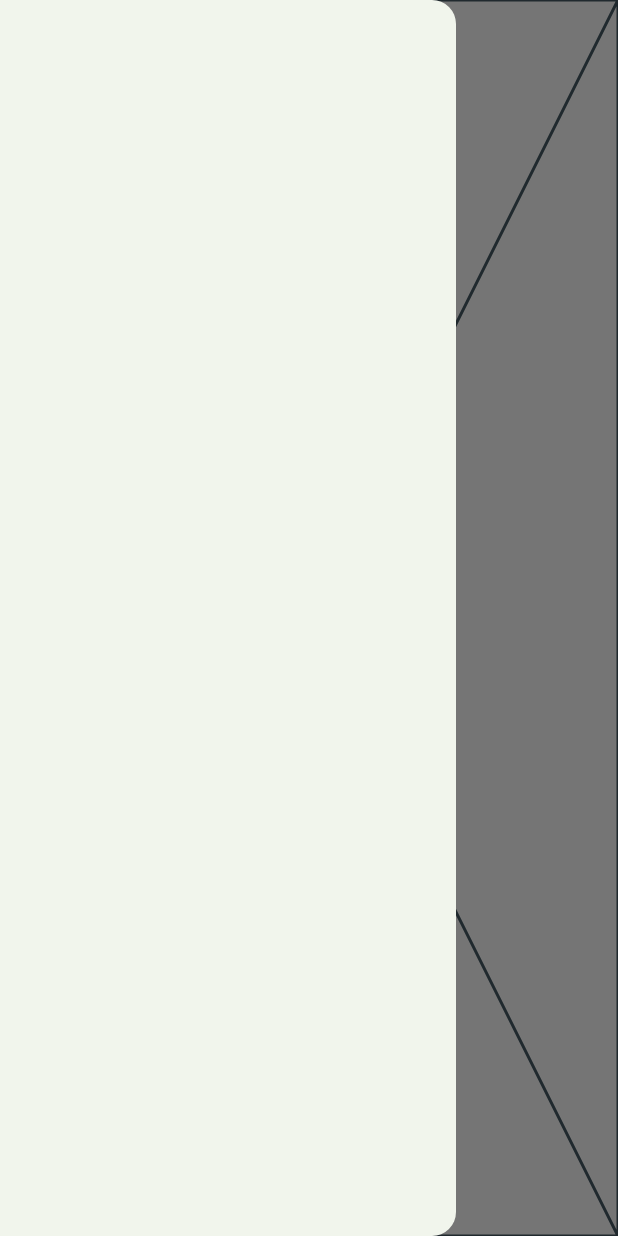
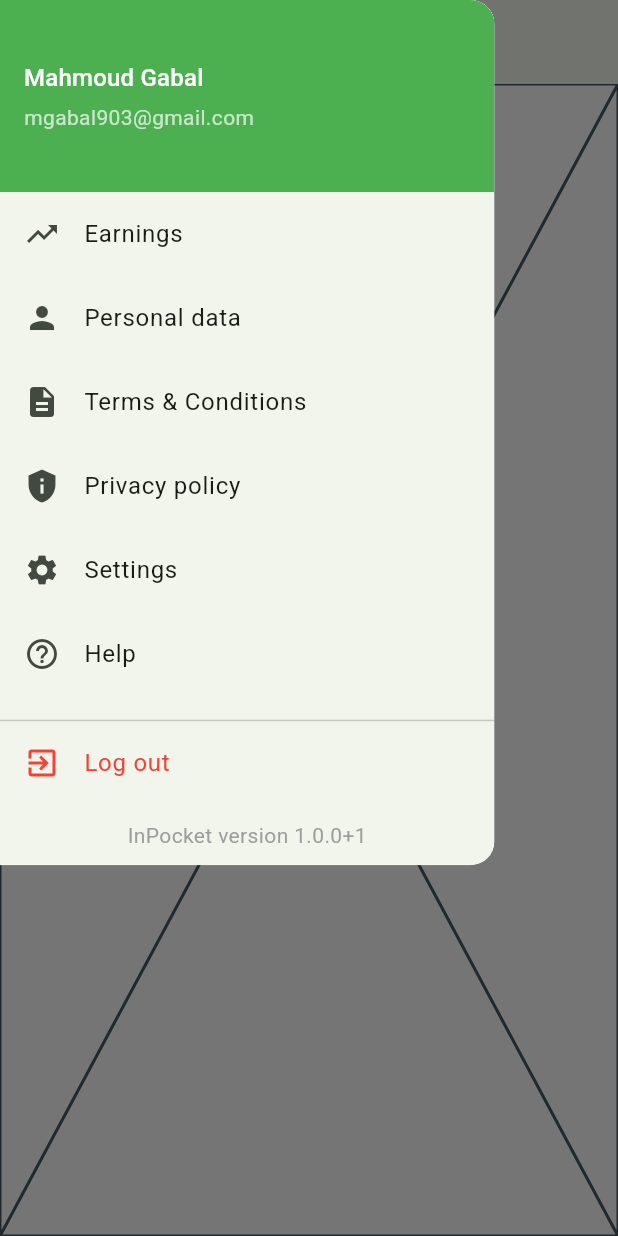
Before and after one commit to AppVanguard/Deals, a Flutter app: the HomeView screen opened by its route, with the side drawer open, on a phone screen of 412 x 824 dp. Run offline on Flutter 3.47's test engine with Material 3 defaults, Android fonts, the phone set to English and light mode, and no system bars; our stand-ins replace cloud_firestore, country_picker, dartz, dots_indicator, firebase_auth, firebase_core and 11 more; missing offline and left inert: animated_snack_bar, flutter_facebook_auth; accounts and stored records are empty; project files that could hold a hidden picture were left out.

Commit message:
Add package_info_plus dependency and implement app version display in HomeView

```diff
--- /dev/null
+++ b/lib/core/widgets/app_version_text.dart
@@ -0,0 +1,39 @@
+import 'package:flutter/material.dart';
+import 'package:in_pocket/generated/l10n.dart';
+import 'package:package_info_plus/package_info_plus.dart';
+
+class AppVersionText extends StatefulWidget {
+  const AppVersionText({super.key});
+
+  @override
+  State<AppVersionText> createState() => _AppVersionTextState();
+}
+
+class _AppVersionTextState extends State<AppVersionText> {
+  String _version = '';
+
+  @override
+  void initState() {
+    super.initState();
+    _initPackageInfo();
+  }
+
+  Future<void> _initPackageInfo() async {
+    final packageInfo = await PackageInfo.fromPlatform();
+    final version = packageInfo.version; // e.g. "1.0.0"
+    final buildNumber = packageInfo.buildNumber; // e.g. "42"
+
+    setState(() {
+      _version = '$version+$buildNumber';
+      // Or just use `version` if you don’t want the build number
+    });
+  }
+
+  @override
+  Widget build(BuildContext context) {
+    return Text(
+      _version.isEmpty ? 'Loading...' : '${S.of(context).appVersion} $_version',
+      style: const TextStyle(color: Colors.grey),
+    );
+  }
+}
--- a/lib/features/home/presentation/views/home_view.dart
+++ b/lib/features/home/presentation/views/home_view.dart
@@ -1,14 +1,27 @@
 import 'package:flutter/material.dart';
+import 'package:in_pocket/features/home/presentation/views/widgets/custom_app_drawer.dart';
 import 'package:in_pocket/features/home/presentation/views/widgets/home_view_body.dart';
 
 class HomeView extends StatelessWidget {
   const HomeView({super.key});
   static const String routeName = 'home';
+
   @override
   Widget build(BuildContext context) {
-    return const Scaffold(
-      drawer: Drawer(),
-      body: HomeViewBody(),
+    return Scaffold(
+      appBar: AppBar(
+        leading: Builder(
+          builder: (context) {
+            return IconButton(
+              icon: const Icon(Icons.menu),
+              onPressed: () => Scaffold.of(context).openDrawer(),
+            );
+          },
+        ),
+        title: const Text('Home'),
+      ),
+      drawer: const CustomAppDrawer(), // Use your custom drawer here
+      body: const HomeViewBody(),
     );
   }
 }
--- /dev/null
+++ b/lib/features/home/presentation/views/widgets/custom_app_drawer.dart
@@ -0,0 +1,123 @@
+import 'package:flutter/material.dart';
+import 'package:in_pocket/core/widgets/app_version_text.dart';
+import 'package:in_pocket/generated/l10n.dart';
+
+class CustomAppDrawer extends StatelessWidget {
+  const CustomAppDrawer({super.key});
+
+  @override
+  Widget build(BuildContext context) {
+    final deviceHeight = MediaQuery.of(context).size.height;
+    final deviceWidth = MediaQuery.of(context).size.width;
+    final s = S.of(context); // For easier referencing
+
+    return Align(
+      alignment: Alignment.topLeft,
+      child: ClipRRect(
+        borderRadius: const BorderRadius.only(
+          topRight: Radius.circular(16),
+          bottomRight: Radius.circular(16),
+        ),
+        child: Container(
+          height: deviceHeight * 0.70,
+          width: deviceWidth * 0.80,
+          color: Colors.white,
+          child: Drawer(
+            child: Column(
+              children: [
+                // Header (Green background)
+                Container(
+                  color: Colors.green,
+                  padding: const EdgeInsets.symmetric(
+                    vertical: 40,
+                    horizontal: 16,
+                  ),
+                  width: double.infinity,
+                  child: Column(
+                    crossAxisAlignment: CrossAxisAlignment.start,
+                    children: [
+                      Text(
+                        'Mahmoud Gabal',
+                        style:
+                            Theme.of(context).textTheme.titleMedium?.copyWith(
+                                  color: Colors.white,
+                                ),
+                      ),
+                      const SizedBox(height: 4),
+                      Text(
+                        'mgabal903@gmail.com',
+                        style: Theme.of(context).textTheme.bodyMedium?.copyWith(
+                              color: Colors.white70,
+                            ),
+                      ),
+                    ],
+                  ),
+                ),
+
+                // Body with ListTiles
+                Expanded(
+                  child: SingleChildScrollView(
+                    child: Column(
+                      children: [
+                        ListTile(
+                          leading: const Icon(Icons.trending_up),
+                          title: Text(s.earnings),
+                          onTap: () {},
+                        ),
+                        ListTile(
+                          leading: const Icon(Icons.person),
+                          title: Text(s.personalData),
+                          onTap: () {},
+                        ),
+                        ListTile(
+                          leading: const Icon(Icons.description),
+                          title: Text(s.termsAndConditions),
+                          onTap: () {},
+                        ),
+                        ListTile(
+                          leading: const Icon(Icons.privacy_tip),
+                          title: Text(s.privacyPolicy),
+                          onTap: () {},
+                        ),
+                        ListTile(
+                          leading: const Icon(Icons.settings),
+                          title: Text(s.settings),
+                          onTap: () {},
+                        ),
+                        ListTile(
+                          leading: const Icon(Icons.help_outline),
+                          title: Text(s.help),
+                          onTap: () {},
+                        ),
+                        ListTile(
+                          leading: const Icon(Icons.mail_outline),
+                          title: Text(s.contactUs),
+                          onTap: () {},
+                        ),
+                      ],
+                    ),
+                  ),
+                ),
+
+                // Footer
+                const Divider(height: 1),
+                ListTile(
+                  leading: const Icon(Icons.exit_to_app, color: Colors.red),
+                  title: Text(
+                    s.logOut,
+                    style: const TextStyle(color: Colors.red),
+                  ),
+                  onTap: () {},
+                ),
+                const SizedBox(height: 10),
+                Padding(
+                    padding: const EdgeInsets.only(bottom: 10),
+                    child: AppVersionText()),
+              ],
+            ),
+          ),
+        ),
+      ),
+    );
+  }
+}
--- a/lib/l10n/intl_en.arb
+++ b/lib/l10n/intl_en.arb
@@ -97,5 +97,14 @@
       "Other": "Other",
       "OtpVerfiedSuccess": "OTP verified successfully",
       "OtpVerfiedFailed": "OTP verification failed",
-      "PleaseSelectGender": "Please select your gender."
+      "PleaseSelectGender": "Please select your gender.",
+      "earnings": "Earnings",
+      "personalData": "Personal data",
+      "termsAndConditions": "Terms & Conditions",
+      "privacyPolicy": "Privacy policy",
+      "settings": "Settings",
+      "help": "Help",
+      "contactUs": "Contact us",
+      "logOut": "Log out",
+      "appVersion": "InPocket version"
 }
--- a/pubspec.yaml
+++ b/pubspec.yaml
@@ -39,6 +39,7 @@ dependencies:
   intl_phone_field: ^3.2.0
   meta: ^1.15.0
   modal_progress_hud_nsn: ^0.5.1
+  package_info_plus: ^8.2.1
   shared_preferences: ^2.4.0
   sign_in_with_apple: ^6.1.4
   simple_date_picker: ^1.0.0
```
Also changed, not shown: lib/generated/intl/messages_en.dart, lib/generated/l10n.dart, pubspec.lock, 1 other file.
